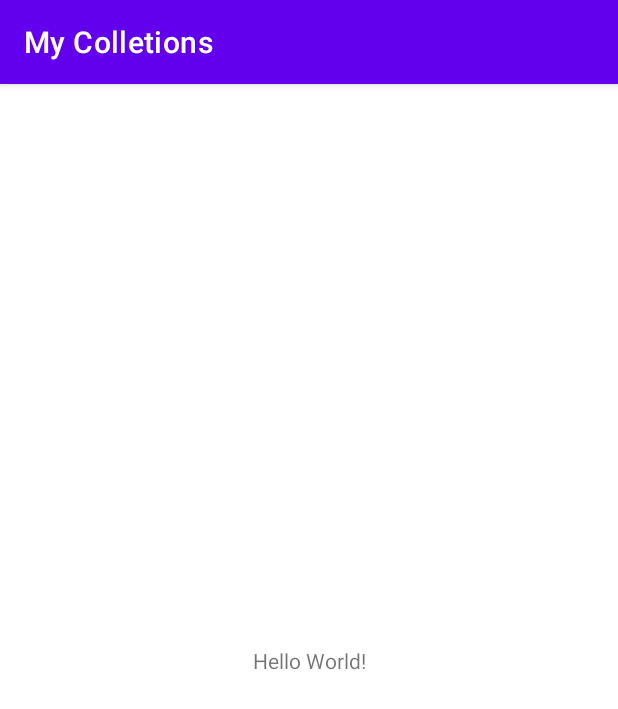
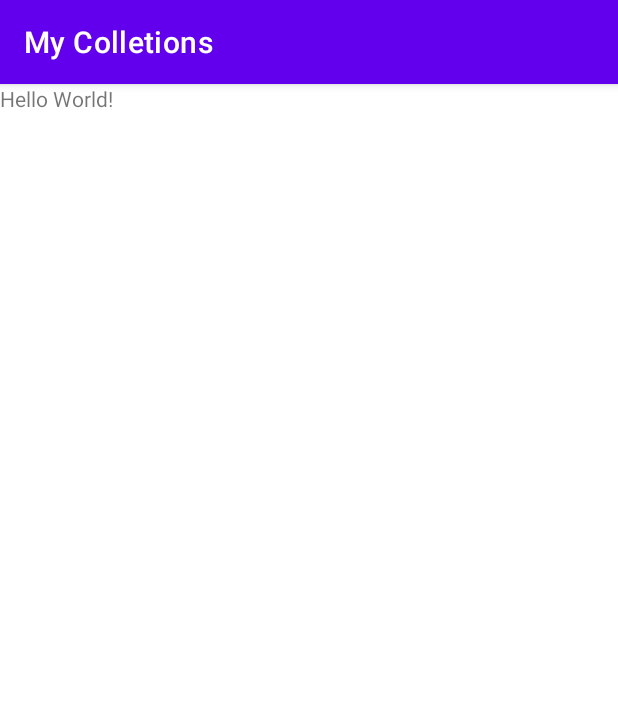
Before and after one commit to aboiyon/bookit, an Android app: the screen it shows after launch (MainActivity), on a phone screen of 412 x 824 dp. Shown: the top 709 px of the screen. Run offline under Robolectric (Android 15) with nearby library versions, the phone set to English and light mode, and no system bars.

Commit message:
perv: change constraint layout to relative layout

```diff
--- a/app/src/main/res/layout/activity_main.xml
+++ b/app/src/main/res/layout/activity_main.xml
@@ -1,18 +1,8 @@
 <?xml version="1.0" encoding="utf-8"?>
-<androidx.constraintlayout.widget.ConstraintLayout
-    xmlns:android="http://schemas.android.com/apk/res/android"
-    xmlns:tools="http://schemas.android.com/tools"
-    xmlns:app="http://schemas.android.com/apk/res-auto"
-    android:layout_width="match_parent"
-    android:layout_height="match_parent"
-    tools:context=".MainActivity">
+<RelativeLayout xmlns:android="http://schemas.android.com/apk/res/android"
+    android:layout_width="match_parent" android:layout_height="match_parent">
     <TextView
-      android:layout_width="wrap_content"
-      android:layout_height="wrap_content"
-      android:text="Hello World!"
-      app:layout_constraintBottom_toBottomOf="parent"
-      app:layout_constraintStart_toStartOf="parent"
-      app:layout_constraintEnd_toEndOf="parent"
-      app:layout_constraintTop_toTopOf="parent" />
-
-  </androidx.constraintlayout.widget.ConstraintLayout>
+        android:layout_width="wrap_content"
+        android:layout_height="wrap_content"
+        android:text="Hello World!" />
+</RelativeLayout>
```
Also changed, not shown: app/src/main/java/com/aboiyon/mycolletions/MainActivity.java (line endings or trailing spaces).
